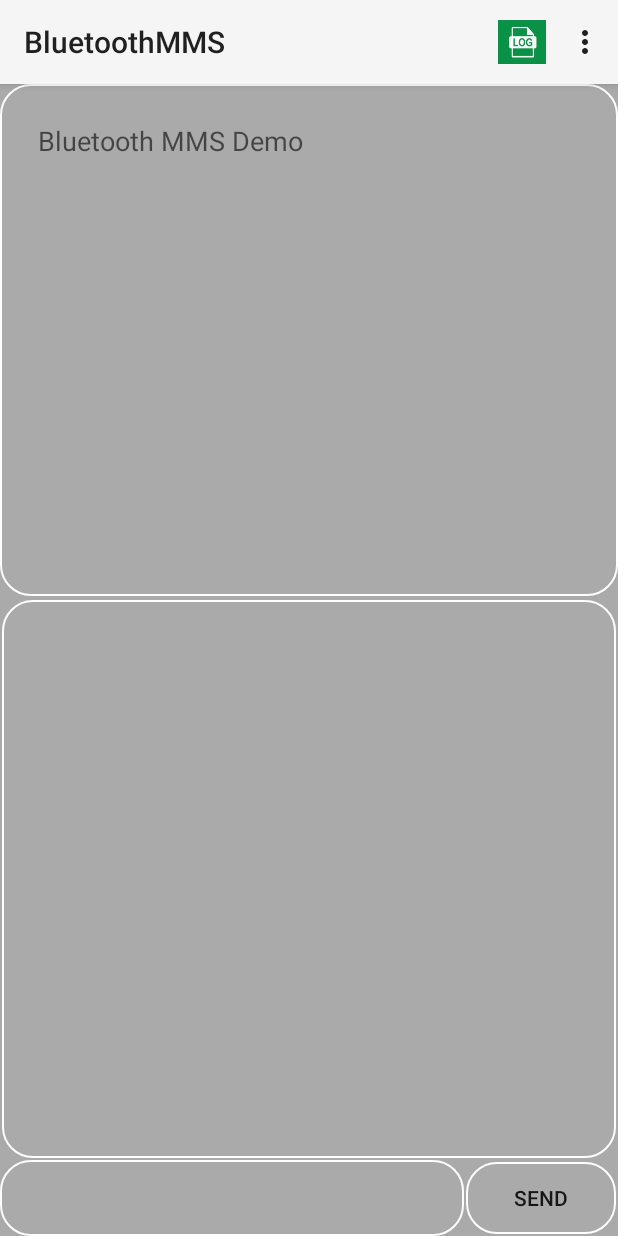
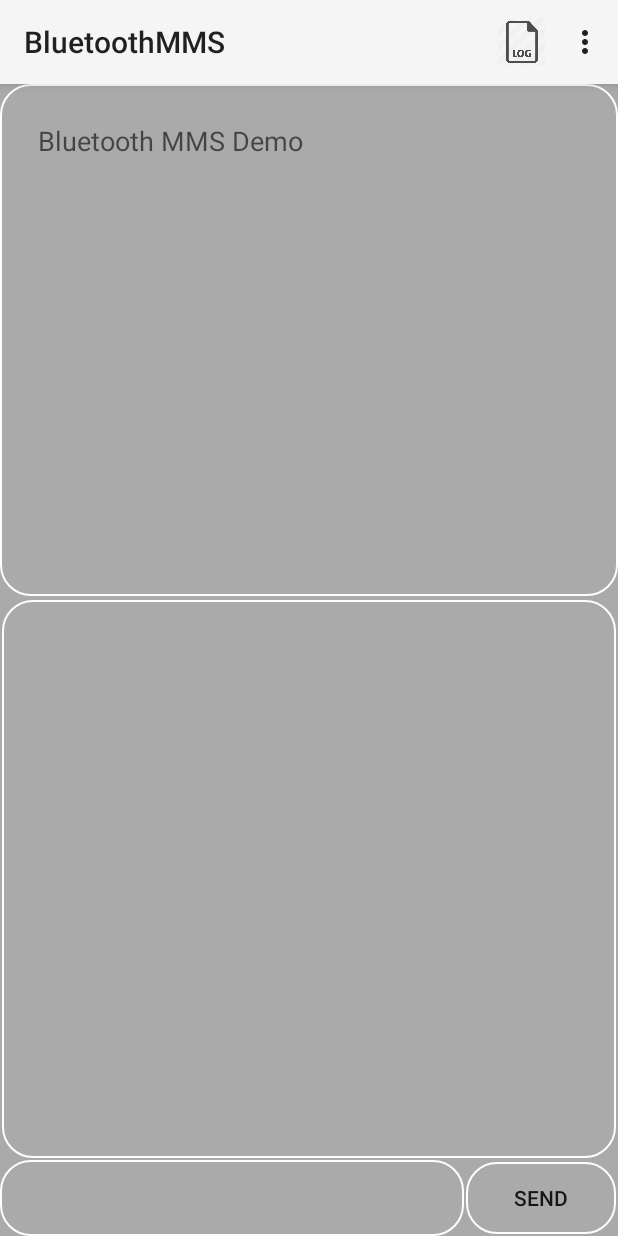
Before and after one commit to odier7599/bleMMS, an Android app: the screen it shows after launch (MainActivity), on a phone screen of 412 x 824 dp. Run offline under Robolectric (Android 15) with nearby library versions, the phone set to English and light mode, and no system bars.

Commit message:
log icon

```diff
--- a/Application/src/main/res/menu/main.xml
+++ b/Application/src/main/res/menu/main.xml
@@ -21,6 +21,6 @@
     <item
         android:id="@+id/menu_toggle_log"
         android:title="@string/sample_show_log"
-        android:icon="@drawable/log"
+        android:icon="@drawable/log1"
         android:showAsAction="ifRoom" />
 </menu>
```
Also changed, not shown: Application/src/main/res/drawable-mdpi/log1.png (added), Application/src/main/res/drawable-mdpi/log2.png (added), 62 other files.
